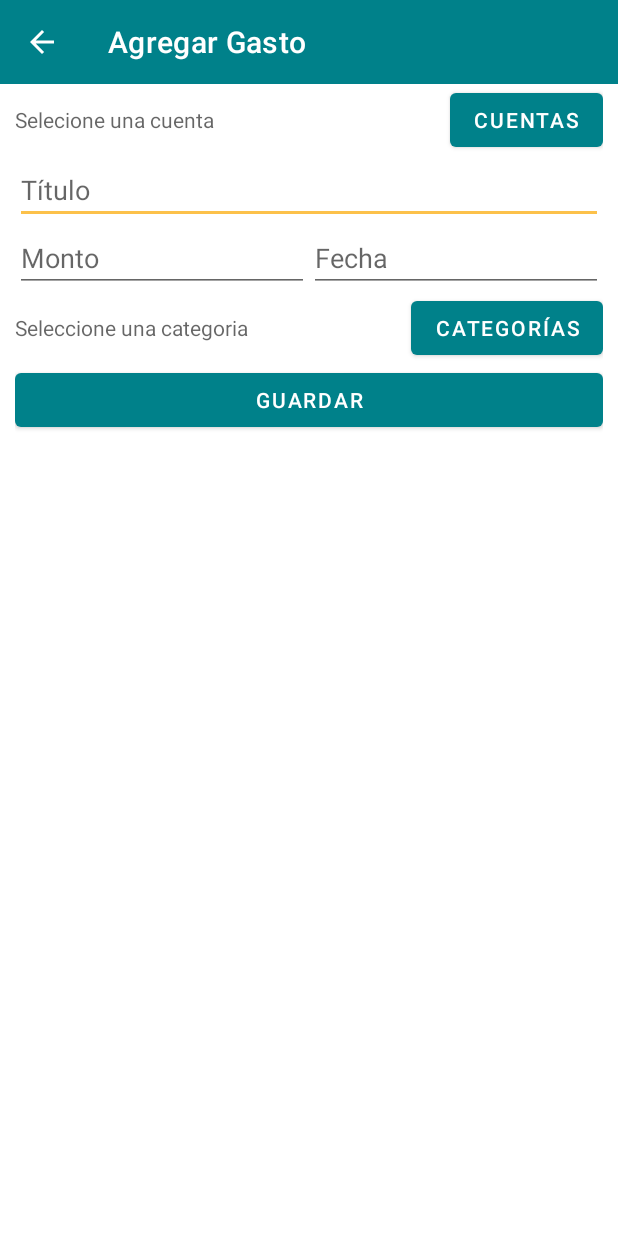
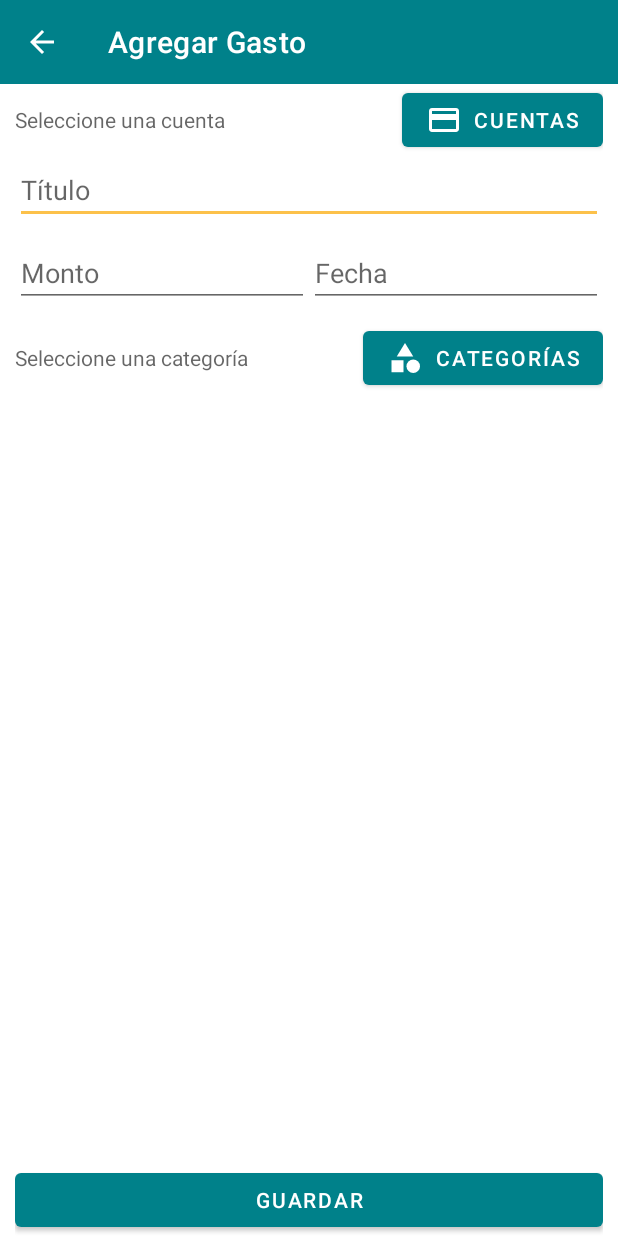
Before and after one commit to ZrisanThradex/MyFinanceApp, an Android app: the FormGastos screen opened directly, with no data from a screen before it, on a phone screen of 412 x 824 dp. Run offline under Robolectric (Android 15) with nearby library versions, the phone set to English and light mode, and no system bars; libraries missing offline, so code that uses them is left out: retrofit2.converter.jackson; 2 statements that could not run were skipped.

Commit message:
Modificando formularios

```diff
--- a/app/src/main/java/com/zrisan/my_finance/ui/account/FormAccount.java
+++ b/app/src/main/java/com/zrisan/my_finance/ui/account/FormAccount.java
@@ -39,7 +39,7 @@ public class FormAccount extends AppCompatActivity {
         // Configurar ActionBar
         if (actionBar != null) {
             actionBar.setDisplayHomeAsUpEnabled(true);
-            actionBar.setTitle("Agregar Gasto"); // Cambia esto con el título deseado
+            actionBar.setTitle("Agregar Cuenta"); // Cambia esto con el título deseado
             actionBar.setElevation(0); // Opcional: para eliminar la sombra debajo del ActionBar
             actionBar.setDisplayHomeAsUpEnabled(true); // Habilita el botón de navegación en la barra de acción
             actionBar.setBackgroundDrawable(new ColorDrawable(ContextCompat.getColor(getApplicationContext(), R.color.jungle_green)));
--- a/app/src/main/res/layout/activity_form_gastos.xml
+++ b/app/src/main/res/layout/activity_form_gastos.xml
@@ -8,7 +8,7 @@
     android:paddingHorizontal="10dp"
     tools:context=".ui.gastos.FormGastos">
 
-    <!-- LinearLayout horizontal para el texto de categoría y el botón de categoría -->
+    <!-- LinearLayout para el texto de categoría y el botón de categoría -->
     <LinearLayout
         android:layout_width="match_parent"
         android:layout_height="wrap_content"
@@ -20,7 +20,7 @@
             android:layout_width="0dp"
             android:layout_height="wrap_content"
             android:layout_weight="1"
-            android:hint="Selecione una cuenta"
+            android:hint="Seleccione una cuenta"
             android:textColor="@android:color/white"/>
 
         <TextView
@@ -34,7 +34,10 @@
             android:id="@+id/buttonAccount"
             android:layout_width="wrap_content"
             android:layout_height="wrap_content"
-            android:text="Cuentas"/>
+            android:text="Cuentas"
+            android:drawableLeft="@drawable/ic_card"
+            android:drawableTint="@color/white"
+            />
     </LinearLayout>
 
     <!-- EditText para el título -->
@@ -44,11 +47,12 @@
         android:layout_height="wrap_content"
         android:hint="Título"/>
 
-    <!-- LinearLayout horizontal para el monto y la fecha -->
+    <!-- LinearLayout para el monto y la fecha -->
     <LinearLayout
         android:layout_width="match_parent"
         android:layout_height="wrap_content"
-        android:orientation="horizontal">
+        android:orientation="horizontal"
+        android:layout_marginTop="10dp">
 
         <!-- EditText para el monto -->
         <EditText
@@ -69,11 +73,12 @@
             android:focusable="false"/>
     </LinearLayout>
 
-    <!-- LinearLayout horizontal para el texto de categoría y el botón de categoría -->
+    <!-- LinearLayout para el texto de categoría y el botón de categoría -->
     <LinearLayout
         android:layout_width="match_parent"
         android:layout_height="wrap_content"
-        android:orientation="horizontal">
+        android:orientation="horizontal"
+        android:layout_marginTop="10dp">
 
         <!-- TextView para mostrar la categoría seleccionada -->
         <TextView
@@ -81,7 +86,7 @@
             android:layout_width="0dp"
             android:layout_height="wrap_content"
             android:layout_weight="1"
-            android:hint="Seleccione una categoria"
+            android:hint="Seleccione una categoría"
             android:textColor="@android:color/white"/>
 
         <TextView
@@ -94,10 +99,18 @@
             android:id="@+id/buttonCategory"
             android:layout_width="wrap_content"
             android:layout_height="wrap_content"
-            android:text="Categorías"/>
+            android:text="Categorías"
+            android:drawableLeft="@drawable/baseline_category_24"
+            android:drawableTint="@color/white"/>
     </LinearLayout>
 
-    <!-- Botón de Guardar -->
+    <!-- Añadido espacio vacío para expandir el diseño -->
+    <Space
+        android:layout_width="match_parent"
+        android:layout_height="0dp"
+        android:layout_weight="1"/>
+
+    <!-- Botón de Guardar en la parte inferior -->
     <Button
         android:id="@+id/buttonSave"
         android:layout_width="match_parent"
```
Also changed, not shown: app/src/main/res/layout/activity_form_account.xml (+14 -10 lines), app/src/main/res/layout/activity_form_category.xml (+7 -6 lines), app/src/main/res/layout/activity_form_ingresos.xml (+21 -9 lines).
